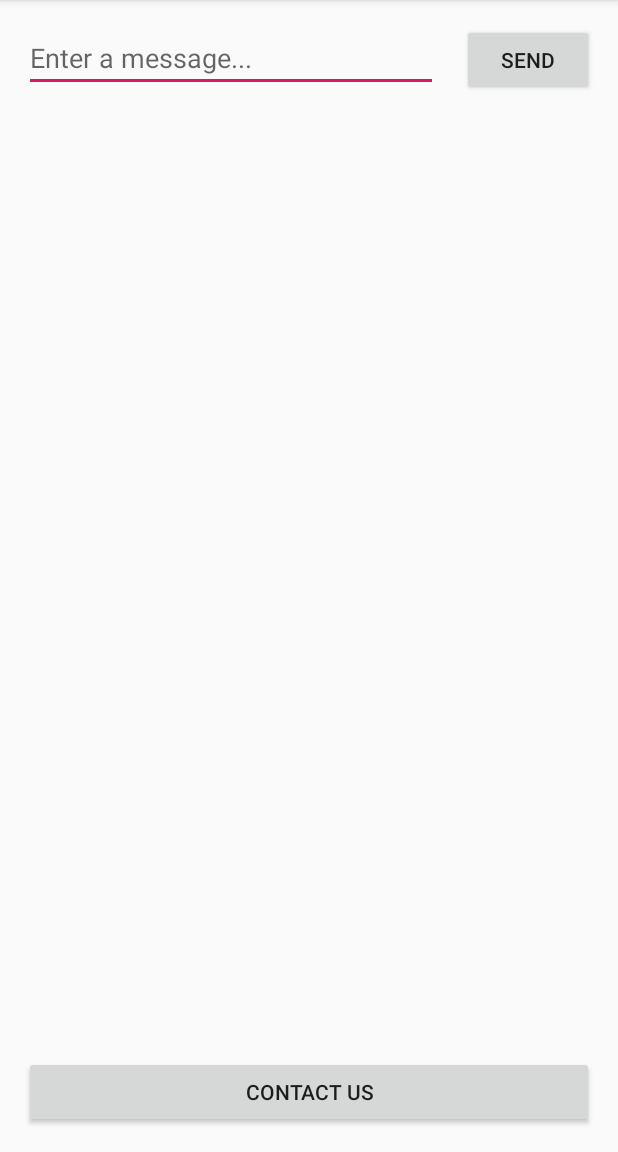
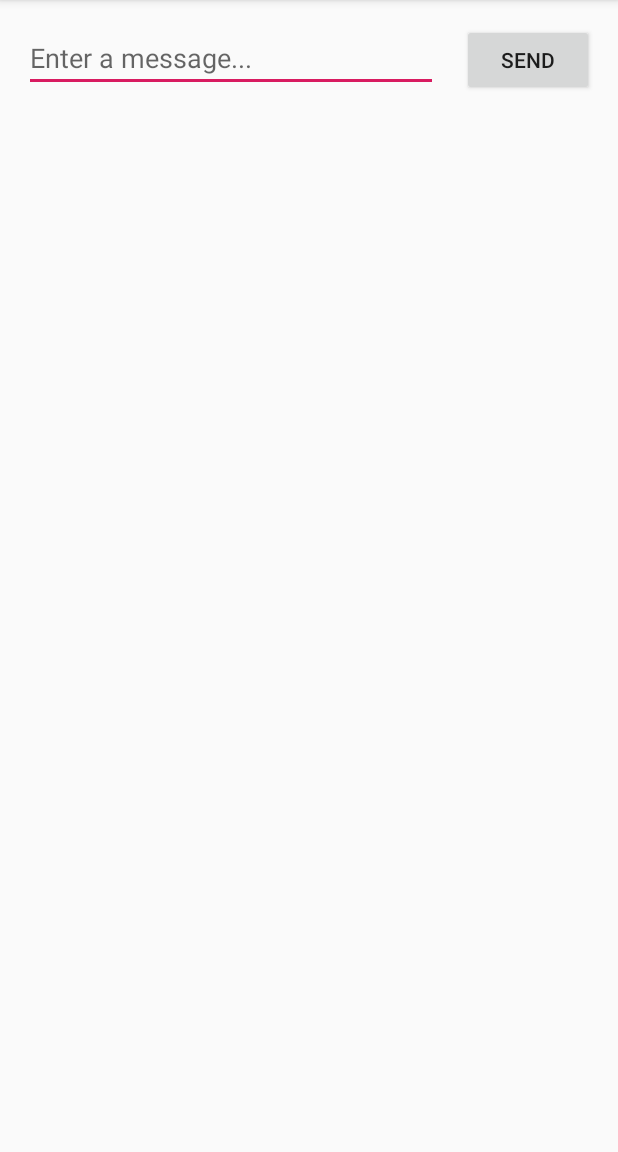
Before and after one commit to PointCodeZero/Android-Native-I, an Android app: the screen it shows after launch (MainActivity), on a phone screen of 412 x 824 dp, the part 84-1236 px from its top. Run offline under Robolectric (Android 15) with nearby library versions, the phone set to English and light mode, and no system bars.

```diff
--- a/app/src/main/AndroidManifest.xml
+++ b/app/src/main/AndroidManifest.xml
@@ -9,6 +9,7 @@
         android:roundIcon="@mipmap/ic_launcher_round"
         android:supportsRtl="true"
         android:theme="@style/AppTheme">
+        <activity android:name=".DisplayMessageActivity"></activity>
         <activity android:name=".MainActivity">
             <intent-filter>
                 <action android:name="android.intent.action.MAIN" />
--- a/app/src/main/res/layout/activity_main.xml
+++ b/app/src/main/res/layout/activity_main.xml
@@ -12,7 +12,7 @@
         android:layout_height="wrap_content"
         android:layout_marginStart="16dp"
         android:layout_marginEnd="16dp"
-        android:onClick="@string/button_send"
+        android:onClick="sendMessage"
         android:text="@string/button_send"
         app:layout_constraintBaseline_toBaselineOf="@+id/editText"
         app:layout_constraintEnd_toEndOf="parent"
@@ -34,15 +34,4 @@
         app:layout_constraintStart_toStartOf="parent"
         app:layout_constraintTop_toTopOf="parent" />
 
-    <Button
-        android:id="@+id/button"
-        android:layout_width="0dp"
-        android:layout_height="wrap_content"
-        android:layout_marginStart="16dp"
-        android:layout_marginEnd="16dp"
-        android:layout_marginBottom="16dp"
-        android:text="@string/contact_button"
-        app:layout_constraintBottom_toBottomOf="parent"
-        app:layout_constraintEnd_toEndOf="parent"
-        app:layout_constraintStart_toStartOf="parent" />
 </androidx.constraintlayout.widget.ConstraintLayout>
```
Also changed, not shown: app/src/main/java/com/example/myfirstapp/DisplayMessageActivity.java (added, +14 -0 lines), app/src/main/res/layout/activity_display_message.xml (added, +9 -0 lines).
